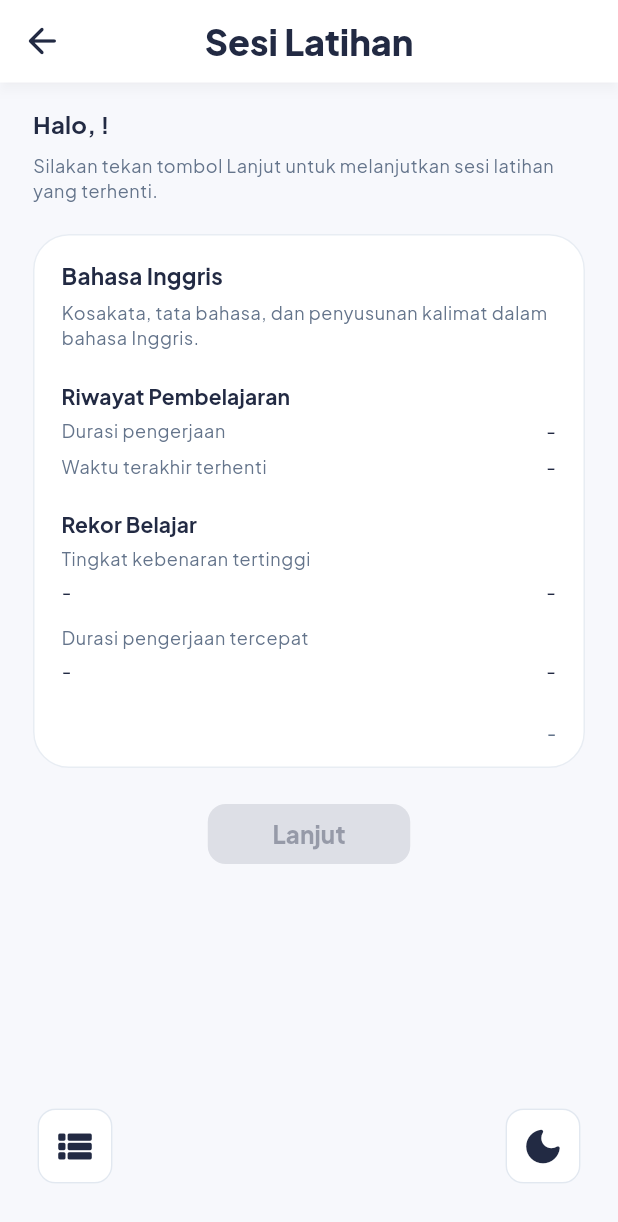
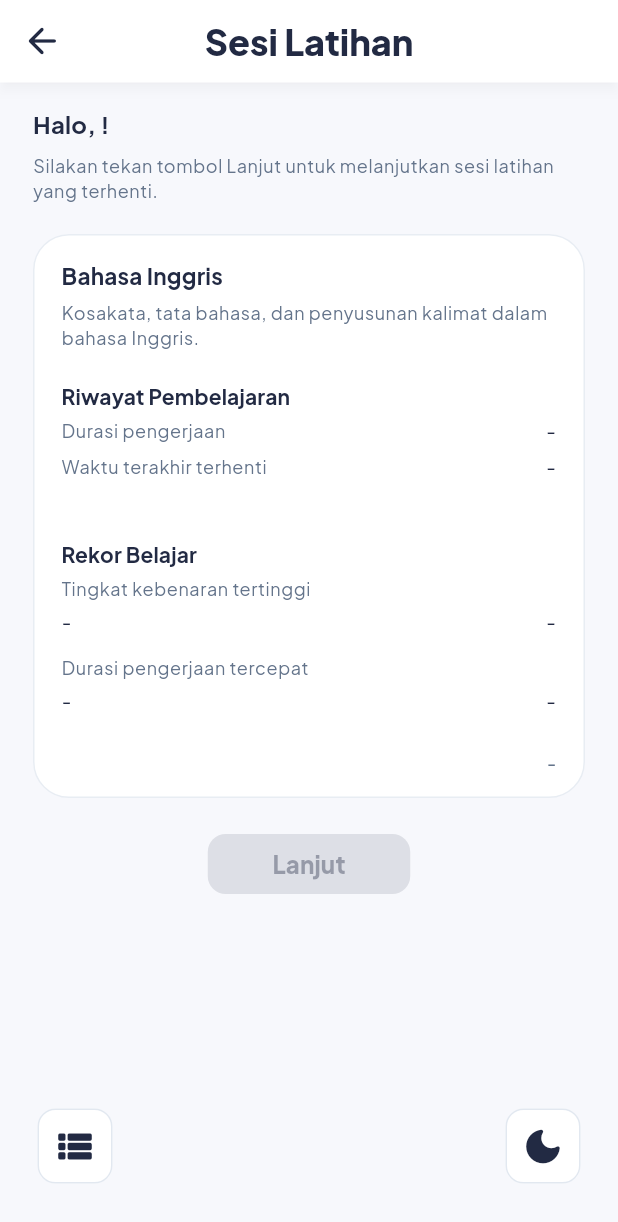
Before and after one commit to JonaldyBensharon/Aplikasi-Latihan-Soal-Pilihan-Berganda, a Flutter app: the SessionResumeScreen screen opened directly with empty values, on a phone screen of 412 x 824 dp. Shown: the top 1222 px of the screen. Run offline on Flutter 3.47's test engine with Material 3 defaults, Android fonts, the phone set to English and light mode, and no system bars; our stand-ins replace shared_preferences; accounts and stored records are empty.

Commit message:
fix: memastikan jarak yang konsisten pada area riwayat dan rekor belajar

```diff
--- a/lib/screens/session_info_screen.dart
+++ b/lib/screens/session_info_screen.dart
@@ -358,7 +358,7 @@ class _InfoRow extends StatelessWidget {
         ),
         const SizedBox(width: 12),
 
-        // Expanded memaksa area nilai mengisi sisa lebar sehingga rata kanan berlaku.
+        // Expanded memaksa area nilai mengisi sisa lebar sehingga data berada pada posisi ujung kanan.
         Expanded(
           flex: 2,
           child: Text(
@@ -376,8 +376,6 @@ class _InfoRow extends StatelessWidget {
     );
   }
 }
-
-// Baris rekor belajar dengan label di  area atas, lalu persentase (rata kiri) dan durasi (rata kanan) pada baris di bawahnya. Tanda "-" mengikuti posisi yang sama.
 class _RecordRow extends StatelessWidget {
   const _RecordRow({
     required this.scale,
--- a/lib/screens/session_resume_screen.dart
+++ b/lib/screens/session_resume_screen.dart
@@ -7,7 +7,7 @@ import '../widgets/leaderboard_button.dart';
 import '../widgets/theme_toggle_button.dart';
 import 'session_execution_screen.dart';
 
-/// Ringkasan sesi yang dihentikan sementara sebelum pengguna melanjutkannya.
+// Ringkasan sesi yang dihentikan sementara sebelum pengguna melanjutkannya.
 class SessionResumeScreen extends StatelessWidget {
   const SessionResumeScreen({super.key, required this.controller});
 
@@ -39,6 +39,8 @@ class SessionResumeScreen extends StatelessWidget {
             final scale = isWide ? 1.2 : 1.0;
 
             return Scaffold(
+
+              // Area kepala layar
               appBar: AppBar(
                 toolbarHeight: 55,
                 backgroundColor: colors.surface,
@@ -63,6 +65,8 @@ class SessionResumeScreen extends StatelessWidget {
                   ),
                 ),
               ),
+
+              // Area isi
               body: SafeArea(
                 top: false,
                 child: Column(
@@ -75,6 +79,8 @@ class SessionResumeScreen extends StatelessWidget {
                           isWide ? 32 : 22,
                           15,
                         ),
+
+                        // Area salam dan petunjuk
                         child: Center(
                           child: ConstrainedBox(
                             constraints: BoxConstraints(
@@ -101,6 +107,8 @@ class SessionResumeScreen extends StatelessWidget {
                                   ),
                                 ),
                                 const SizedBox(height: 20),
+
+                                // penampilan data sesi terhenti
                                 _PausedSessionCard(
                                   scale: scale,
                                   session: session,
@@ -243,6 +251,8 @@ class _PausedSessionCard extends StatelessWidget {
       child: Column(
         crossAxisAlignment: CrossAxisAlignment.stretch,
         children: [
+
+          // Nama latihan
           Text(
             'Bahasa Inggris',
             style: theme.textTheme.titleMedium?.copyWith(
@@ -252,6 +262,8 @@ class _PausedSessionCard extends StatelessWidget {
             ),
           ),
           const SizedBox(height: 5),
+
+          // Deskripsi latihan
           Text(
             'Kosakata, tata bahasa, dan penyusunan kalimat dalam bahasa Inggris.',
             style: theme.textTheme.bodySmall?.copyWith(
@@ -261,6 +273,8 @@ class _PausedSessionCard extends StatelessWidget {
             ),
           ),
           const SizedBox(height: 20),
+
+          // Riwayat pembelajaran
           Text('Riwayat Pembelajaran', style: sectionStyle),
           const SizedBox(height: 5),
           _ResumeInfoRow(
@@ -278,7 +292,9 @@ class _PausedSessionCard extends StatelessWidget {
                 ? '-'
                 : _formatPausedAt(session!.lastPausedAt!),
           ),
-          const SizedBox(height: 20),
+
+          // Memastikan jarak konsisten dengan layar info
+          SizedBox(height: (28 + 12 * scale)),
           Text('Rekor Belajar', style: sectionStyle),
           const SizedBox(height: 5),
           _ResumeRecordRow(
```
